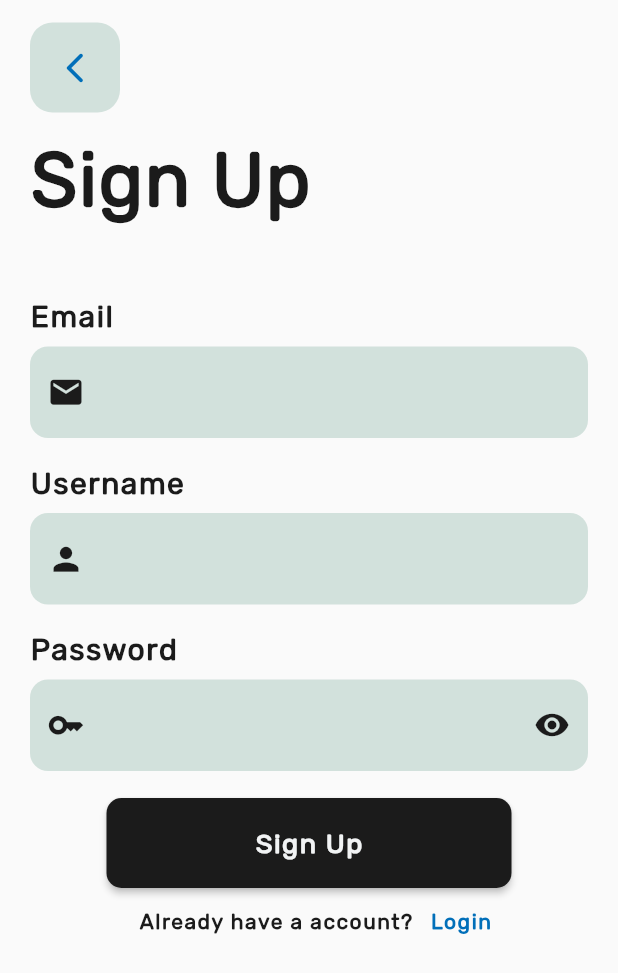
After one commit to sumanhope/about-lamjung, a Flutter app: the screen it shows after launch, after a tap on "Lets's Get Started ->", on a phone screen of 412 x 824 dp. The commit adds this screen. Shown: the top 973 px of the screen. Run offline on Flutter 3.47's test engine with Material 2 defaults, Android fonts, the phone set to English and light mode, and no system bars; our stand-ins replace font_awesome_flutter; network calls fail.

Commit message:
Sign Up and Pic change

```diff
--- a/lib/navpages/homepage.dart
+++ b/lib/navpages/homepage.dart
@@ -12,7 +12,7 @@ class _HomePageState extends State<HomePage> {
   @override
   Widget build(BuildContext context) {
     return Scaffold(
-      backgroundColor: const Color.fromARGB(233, 241, 243, 244),
+      backgroundColor: const Color(0xE9F1F3F4),
       appBar: AppBar(
         // centerTitle: true,
         // leading: Icon(Icons.place_sharp),
--- a/lib/navpages/weather.dart
+++ b/lib/navpages/weather.dart
@@ -32,6 +32,33 @@ class _WeatherPageState extends State<WeatherPage> {
     var formattedTime = DateFormat('HH:mm').format(dateTime);
 
     return formattedTime;
+  }
+
+  String getDirection(int? angle) {
+    if (angle == null) {
+      return "";
+    }
+    if (angle >= 0 && angle < 22.5) {
+      return 'N';
+    } else if (angle >= 22.5 && angle < 67.5) {
+      return 'NE';
+    } else if (angle >= 67.5 && angle < 112.5) {
+      return 'E';
+    } else if (angle >= 112.5 && angle < 157.5) {
+      return 'SE';
+    } else if (angle >= 157.5 && angle < 202.5) {
+      return 'S';
+    } else if (angle >= 202.5 && angle < 247.5) {
+      return 'SW';
+    } else if (angle >= 247.5 && angle < 292.5) {
+      return 'W';
+    } else if (angle >= 292.5 && angle < 337.5) {
+      return 'NW';
+    } else if (angle >= 337.5 && angle < 360) {
+      return 'N';
+    } else {
+      return 'Invalid angle';
+    }
   }
 
   @override
@@ -164,7 +191,7 @@ class _WeatherPageState extends State<WeatherPage> {
                         Padding(
                           padding: const EdgeInsets.all(8.0),
                           child: Text(
-                            "${data?.wind}km/h (${data?.winddeg})",
+                            "${data?.wind}km/h (${getDirection(data?.winddeg)})",
                             style: const TextStyle(
                               color: Colors.black,
                               fontSize: 18,
--- a/lib/onboard/onboarding.dart
+++ b/lib/onboard/onboarding.dart
@@ -1,4 +1,5 @@
 import 'package:aboutlamjung/landing.dart';
+import 'package:aboutlamjung/user/signup.dart';
 import 'package:flutter/material.dart';
 
 class OnboardingScreen extends StatefulWidget {
@@ -12,10 +13,10 @@ class _OnboardingScreenState extends State<OnboardingScreen> {
   int currentpage = 0;
   PageController pageController = PageController();
   List<String> imagepaths = [
-    'assets/images/mountain.jpg',
+    'assets/images/skyhill.jpg',
     'assets/images/sky.jpg',
     'assets/images/hills.jpg',
-    'assets/images/gaintwheel.jpg',
+    'assets/images/mountain.jpg',
   ];
   @override
   Widget build(BuildContext context) {
@@ -101,7 +102,9 @@ class _OnboardingScreenState extends State<OnboardingScreen> {
             child: SizedBox(
               height: 50,
               child: OutlinedButton(
-                onPressed: () {},
+                onPressed: () {
+                  print(size.height);
+                },
                 style: OutlinedButton.styleFrom(
                   shape: RoundedRectangleBorder(
                     borderRadius: BorderRadius.circular(10),
@@ -135,7 +138,7 @@ class _OnboardingScreenState extends State<OnboardingScreen> {
             alignment: Alignment.bottomCenter,
             child: Container(
               width: size.width,
-              height: 150,
+              height: size.height * 0.22,
               decoration: const BoxDecoration(
                 color: Color(0xFFF1F3F4),
                 borderRadius: BorderRadius.only(
@@ -154,7 +157,16 @@ class _OnboardingScreenState extends State<OnboardingScreen> {
                       width: 270,
                       height: 60,
                       child: ElevatedButton(
-                        onPressed: () {},
+                        onPressed: () {
+                          Navigator.push(
+                            context,
+                            MaterialPageRoute(
+                              builder: (context) {
+                                return const SignUpPage();
+                              },
+                            ),
+                          );
+                        },
                         style: ElevatedButton.styleFrom(
                           backgroundColor: const Color(0xFF1B1B1B),
                           shape: RoundedRectangleBorder(
@@ -189,7 +201,6 @@ class _OnboardingScreenState extends State<OnboardingScreen> {
                       ),
                       SizedBox(
                         height: 35,
-                        width: 60,
                         child: TextButton(
                             onPressed: () {},
                             child: const Text(
--- /dev/null
+++ b/lib/user/signup.dart
@@ -0,0 +1,300 @@
+import 'package:flutter/material.dart';
+
+class SignUpPage extends StatefulWidget {
+  const SignUpPage({super.key});
+
+  @override
+  State<SignUpPage> createState() => _SignUpPageState();
+}
+
+/// white: const Color(0xE9F1F3F4)
+/// black: const Color(0xFF1B1B1B)
+class _SignUpPageState extends State<SignUpPage> {
+  final emailController = TextEditingController();
+  final usernameController = TextEditingController();
+  String password = "";
+  bool isPasswordVisible = false;
+
+  @override
+  void initState() {
+    super.initState();
+    emailController.addListener(() => setState(() {}));
+    usernameController.addListener(() => setState(() {}));
+  }
+
+  Widget buildEmail(
+      TextEditingController which, IconData icon, TextInputType keyboard) {
+    return Padding(
+      padding: const EdgeInsets.symmetric(horizontal: 20, vertical: 8),
+      child: SizedBox(
+        child: TextField(
+          controller: which,
+          cursorColor: const Color(0xFF1B1B1B),
+          decoration: InputDecoration(
+            filled: true,
+
+            fillColor: const Color(0xFFD2E1DC),
+            // enabledBorder: InputBorder.none,
+            // focusedBorder: InputBorder.none,
+            border: const OutlineInputBorder(
+              borderSide: BorderSide.none,
+              borderRadius: BorderRadius.all(
+                Radius.circular(12),
+              ),
+              gapPadding: 4,
+            ),
+            prefixIcon: Icon(
+              icon,
+              size: 25,
+              color: const Color(0xFF1B1B1B),
+            ),
+            suffixIcon: which.text.isEmpty
+                ? Container(width: 0)
+                : IconButton(
+                    icon: const Icon(
+                      Icons.close,
+                      color: Color(0xFF1B1B1B),
+                    ),
+                    onPressed: () => usernameController.clear(),
+                  ),
+          ),
+          keyboardType: keyboard,
+          style: const TextStyle(
+            color: Color(0xFF1B1B1B),
+            fontFamily: 'Rubik',
+            letterSpacing: 1,
+            fontWeight: FontWeight.w600,
+            fontSize: 18,
+          ),
+        ),
+      ),
+    );
+  }
+
+  Widget buildPassword() {
+    return Padding(
+      padding: const EdgeInsets.symmetric(horizontal: 20, vertical: 8),
+      child: SizedBox(
+        child: TextField(
+          onChanged: (value) => setState(() {
+            password = value;
+          }),
+          cursorColor: const Color(0xFF1B1B1B),
+          decoration: InputDecoration(
+            filled: true,
+
+            fillColor: const Color(0xFFD2E1DC),
+            // enabledBorder: InputBorder.none,
+            // focusedBorder: InputBorder.none,
+            border: const OutlineInputBorder(
+              borderSide: BorderSide.none,
+              borderRadius: BorderRadius.all(
+                Radius.circular(12),
+              ),
+              gapPadding: 4,
+            ),
+            prefixIcon: const Icon(
+              Icons.key,
+              size: 25,
+              color: Color(0xFF1B1B1B),
+            ),
+            suffixIcon: IconButton(
+              icon: isPasswordVisible
+                  ? const Icon(Icons.visibility_off)
+                  : const Icon(Icons.visibility),
+              onPressed: () =>
+                  setState(() => isPasswordVisible = !isPasswordVisible),
+              color: const Color(0xFF1B1B1B),
+            ),
+          ),
+          obscureText: isPasswordVisible,
+          keyboardType: TextInputType.text,
+          textInputAction: TextInputAction.done,
+          style: const TextStyle(
+            color: Color(0xFF1B1B1B),
+            fontFamily: 'Rubik',
+            letterSpacing: 1,
+            fontWeight: FontWeight.w600,
+            fontSize: 18,
+          ),
+        ),
+      ),
+    );
+  }
+
+  @override
+  Widget build(BuildContext context) {
+    final size = MediaQuery.of(context).size;
+    return Scaffold(
+      appBar: AppBar(
+        backgroundColor: Colors.white,
+        elevation: 0,
+        toolbarHeight: 0,
+        automaticallyImplyLeading: false,
+      ),
+      body: SingleChildScrollView(
+        child: Column(
+          crossAxisAlignment: CrossAxisAlignment.start,
+          children: [
+            Padding(
+              padding:
+                  const EdgeInsets.symmetric(horizontal: 20.0, vertical: 15),
+              child: Container(
+                height: 60,
+                width: 60,
+                decoration: BoxDecoration(
+                  color: const Color(0xFFD2E1DC),
+                  borderRadius: BorderRadius.circular(15),
+                ),
+                child: IconButton(
+                  icon: const Icon(
+                    Icons.arrow_back_ios_new_rounded,
+                    color: Color(0xFF016FB9),
+                  ),
+                  onPressed: () {
+                    Navigator.pop(context);
+                  },
+                ),
+              ),
+            ),
+            const Padding(
+              padding: EdgeInsets.symmetric(
+                horizontal: 20.0,
+              ),
+              child: Text(
+                "Sign Up",
+                style: TextStyle(
+                  color: Color(0xFF1B1B1B),
+                  fontFamily: 'Rubik',
+                  fontWeight: FontWeight.bold,
+                  letterSpacing: 1,
+                  fontSize: 50,
+                ),
+              ),
+            ),
+            const Padding(
+              padding: EdgeInsets.only(
+                left: 20.0,
+                top: 50,
+              ),
+              child: Text(
+                "Email",
+                style: TextStyle(
+                  color: Color(0xFF1B1B1B),
+                  fontFamily: 'Rubik',
+                  fontWeight: FontWeight.bold,
+                  letterSpacing: 1,
+                  fontSize: 20,
+                ),
+              ),
+            ),
+            buildEmail(
+              emailController,
+              Icons.email,
+              TextInputType.emailAddress,
+            ),
+            const Padding(
+              padding: EdgeInsets.only(
+                left: 20.0,
+                top: 10,
+              ),
+              child: Text(
+                "Username",
+                style: TextStyle(
+                  color: Color(0xFF1B1B1B),
+                  fontFamily: 'Rubik',
+                  fontWeight: FontWeight.bold,
+                  letterSpacing: 1,
+                  fontSize: 20,
+                ),
+              ),
+            ),
+            buildEmail(
+              usernameController,
+              Icons.person,
+              TextInputType.text,
+            ),
+            const Padding(
+              padding: EdgeInsets.only(
+                left: 20.0,
+                top: 10,
+              ),
+              child: Text(
+                "Password",
+                style: TextStyle(
+                  color: Color(0xFF1B1B1B),
+                  fontFamily: 'Rubik',
+                  fontWeight: FontWeight.bold,
+                  letterSpacing: 1,
+                  fontSize: 20,
+                ),
+              ),
+            ),
+            buildPassword(),
+            const SizedBox(
+              height: 10,
+            ),
+            Align(
+              alignment: Alignment.bottomCenter,
+              child: SizedBox(
+                width: 270,
+                height: 60,
+                child: ElevatedButton(
+                  onPressed: () {},
+                  style: ElevatedButton.styleFrom(
+                    backgroundColor: const Color(0xFF1B1B1B),
+                    shape: RoundedRectangleBorder(
+                      borderRadius: BorderRadius.circular(10),
+                    ),
+                  ),
+                  child: const Text(
+                    "Sign Up",
+                    style: TextStyle(
+                      color: Color(0xFFF1F3F4),
+                      fontFamily: 'Rubik',
+                      fontSize: 18,
+                      fontWeight: FontWeight.bold,
+                      letterSpacing: 1,
+                    ),
+                  ),
+                ),
+              ),
+            ),
+            Padding(
+              padding: const EdgeInsets.only(top: 5.0, left: 20),
+              child: Row(
+                crossAxisAlignment: CrossAxisAlignment.center,
+                mainAxisAlignment: MainAxisAlignment.center,
+                children: [
+                  const Text(
+                    "Already have a account?",
+                    style: TextStyle(
+                      color: Color(0xFF1B1B1B),
+                      fontFamily: 'Rubik',
+                      fontWeight: FontWeight.bold,
+                      letterSpacing: 1,
+                    ),
+                  ),
+                  SizedBox(
+                    height: 35,
+                    child: TextButton(
+                        onPressed: () {},
+                        child: const Text(
+                          "Login",
+                          style: TextStyle(
+                            color: Color(0xFF016FB9),
+                            fontFamily: 'Rubik',
+                            fontWeight: FontWeight.bold,
+                            letterSpacing: 1,
+                          ),
+                        )),
+                  )
+                ],
+              ),
+            ),
+          ],
+        ),
+      ),
+    );
+  }
+}
```
Also changed, not shown: assets/images/skyhill.jpg (added), 2 other files.
